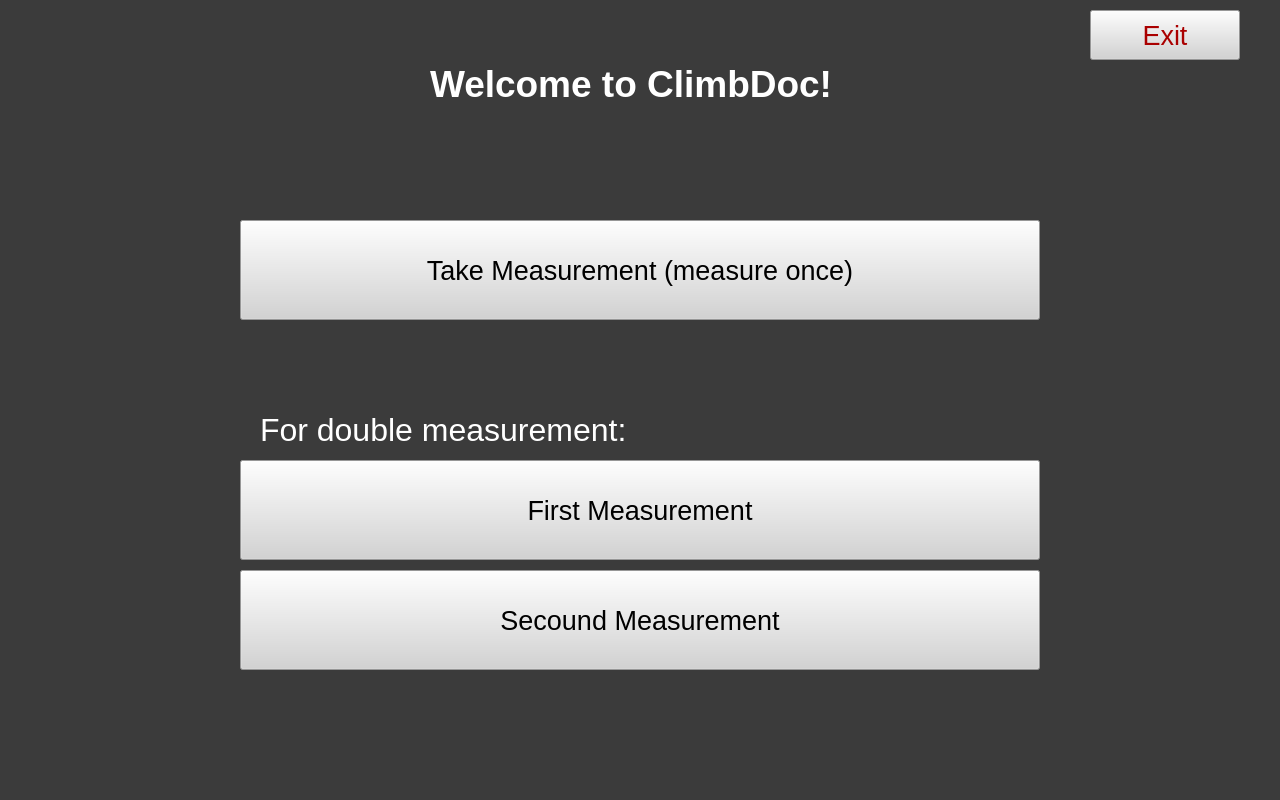
Before: the Qt Designer form climbdoc/mainwindow.ui in Jonasstre/Climbdoc, drawn with Qt 5.
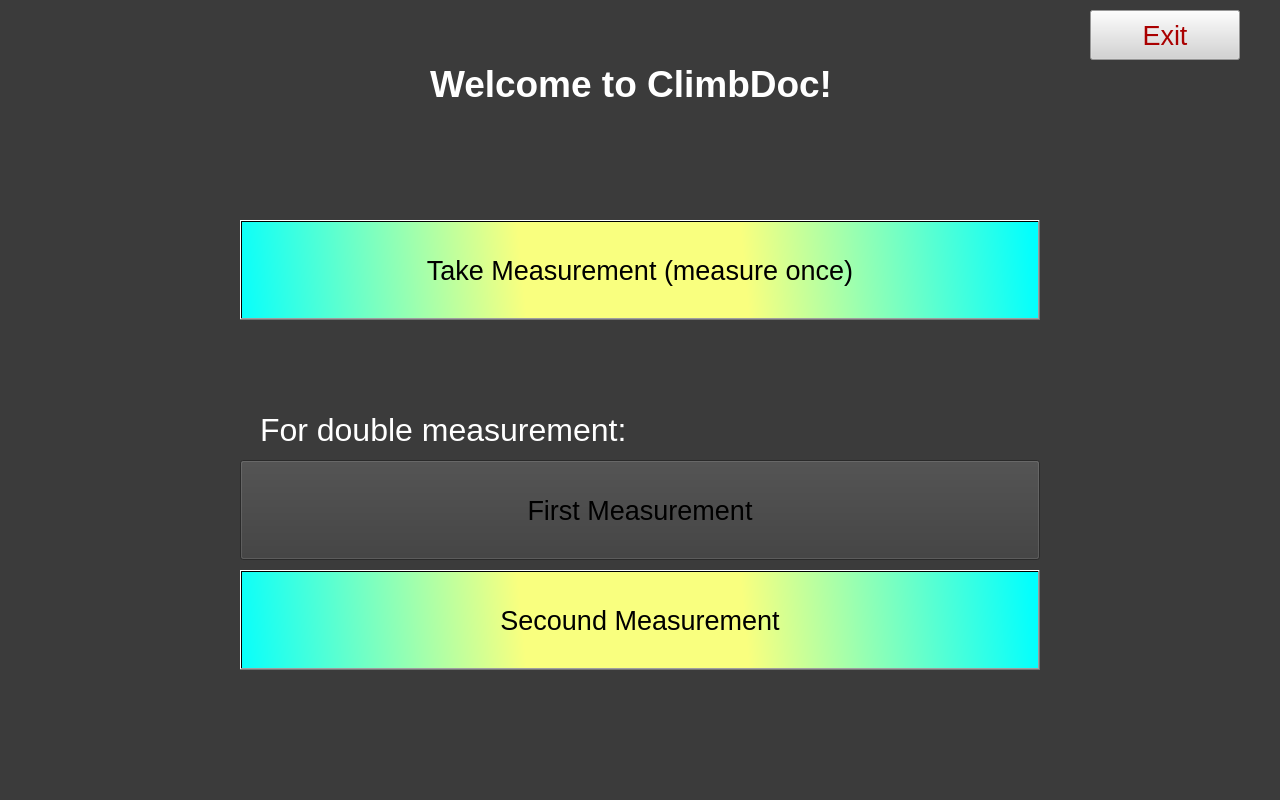
After: the same form once the commit is applied.

Diff of the .ui file:
```diff
--- a/climbdoc/mainwindow.ui
+++ b/climbdoc/mainwindow.ui
@@ -32,7 +32,7 @@
      </font>
     </property>
     <property name="styleSheet">
-     <string notr="true">background-color: rgb(211, 211, 211);
+     <string notr="true">background-color: qlineargradient(spread:reflect, x1:0.49162, y1:0.489, x2:1, y2:0.483, stop:0.273743 rgba(249, 255, 127, 255), stop:1 rgba(0, 255, 255, 255));
 color: rgb(0, 0, 0)
 </string>
     </property>
@@ -55,7 +55,7 @@
      </font>
     </property>
     <property name="styleSheet">
-     <string notr="true">background-color: rgb(211, 211, 211);
+     <string notr="true">background-color: qlineargradient(spread:reflect, x1:0.49162, y1:0.489, x2:1, y2:0.483, stop:0.273743 rgba(249, 255, 127, 255), stop:1 rgba(0, 255, 255, 255));\ncolor: rgb(0, 0, 0)\n;
 color: rgb(0, 0, 0)
 </string>
     </property>
@@ -109,12 +109,23 @@
         </brush>
        </colorrole>
        <colorrole role="Button">
-        <brush brushstyle="SolidPattern">
-         <color alpha="255">
-          <red>211</red>
-          <green>211</green>
-          <blue>211</blue>
-         </color>
+        <brush brushstyle="LinearGradientPattern">
+         <gradient startx="0.491620000000000" starty="0.489000000000000" endx="1.000000000000000" endy="0.483000000000000" type="LinearGradient" spread="ReflectSpread" coordinatemode="ObjectBoundingMode">
+          <gradientstop position="0.273743000000000">
+           <color alpha="255">
+            <red>249</red>
+            <green>255</green>
+            <blue>127</blue>
+           </color>
+          </gradientstop>
+          <gradientstop position="1.000000000000000">
+           <color alpha="255">
+            <red>0</red>
+            <green>255</green>
+            <blue>255</blue>
+           </color>
+          </gradientstop>
+         </gradient>
         </brush>
        </colorrole>
        <colorrole role="Text">
@@ -136,21 +147,43 @@
         </brush>
        </colorrole>
        <colorrole role="Base">
-        <brush brushstyle="SolidPattern">
-         <color alpha="255">
-          <red>211</red>
-          <green>211</green>
-          <blue>211</blue>
-         </color>
+        <brush brushstyle="LinearGradientPattern">
+         <gradient startx="0.491620000000000" starty="0.489000000000000" endx="1.000000000000000" endy="0.483000000000000" type="LinearGradient" spread="ReflectSpread" coordinatemode="ObjectBoundingMode">
+          <gradientstop position="0.273743000000000">
+           <color alpha="255">
+            <red>249</red>
+            <green>255</green>
+            <blue>127</blue>
+           </color>
+          </gradientstop>
+          <gradientstop position="1.000000000000000">
+           <color alpha="255">
+            <red>0</red>
+            <green>255</green>
+            <blue>255</blue>
+           </color>
+          </gradientstop>
+         </gradient>
         </brush>
        </colorrole>
        <colorrole role="Window">
-        <brush brushstyle="SolidPattern">
-         <color alpha="255">
-          <red>211</red>
-          <green>211</green>
-          <blue>211</blue>
-         </color>
+        <brush brushstyle="LinearGradientPattern">
+         <gradient startx="0.491620000000000" starty="0.489000000000000" endx="1.000000000000000" endy="0.483000000000000" type="LinearGradient" spread="ReflectSpread" coordinatemode="ObjectBoundingMode">
+          <gradientstop position="0.273743000000000">
+           <color alpha="255">
+            <red>249</red>
+            <green>255</green>
+            <blue>127</blue>
+           </color>
+          </gradientstop>
+          <gradientstop position="1.000000000000000">
+           <color alpha="255">
+            <red>0</red>
+            <green>255</green>
+            <blue>255</blue>
+           </color>
+          </gradientstop>
+         </gradient>
         </brush>
        </colorrole>
        <colorrole role="PlaceholderText">
@@ -174,12 +207,23 @@
         </brush>
        </colorrole>
        <colorrole role="Button">
-        <brush brushstyle="SolidPattern">
-         <color alpha="255">
-          <red>211</red>
-          <green>211</green>
-          <blue>211</blue>
-         </color>
+        <brush brushstyle="LinearGradientPattern">
+         <gradient startx="0.491620000000000" starty="0.489000000000000" endx="1.000000000000000" endy="0.483000000000000" type="LinearGradient" spread="ReflectSpread" coordinatemode="ObjectBoundingMode">
+          <gradientstop position="0.273743000000000">
+           <color alpha="255">
+            <red>249</red>
+            <green>255</green>
+            <blue>127</blue>
+           </color>
+          </gradientstop>
+          <gradientstop position="1.000000000000000">
+           <color alpha="255">
+            <red>0</red>
+            <green>255</green>
+            <blue>255</blue>
+           </color>
+          </gradientstop>
+         </gradient>
         </brush>
        </colorrole>
        <colorrole role="Text">
@@ -201,21 +245,43 @@
         </brush>
        </colorrole>
        <colorrole role="Base">
-        <brush brushstyle="SolidPattern">
-         <color alpha="255">
-          <red>211</red>
-          <green>211</green>
-          <blue>211</blue>
-         </color>
+        <brush brushstyle="LinearGradientPattern">
+         <gradient startx="0.491620000000000" starty="0.489000000000000" endx="1.000000000000000" endy="0.483000000000000" type="LinearGradient" spread="ReflectSpread" coordinatemode="ObjectBoundingMode">
+          <gradientstop position="0.273743000000000">
+           <color alpha="255">
+            <red>249</red>
+            <green>255</green>
+            <blue>127</blue>
+           </color>
+          </gradientstop>
+          <gradientstop position="1.000000000000000">
+           <color alpha="255">
+            <red>0</red>
+            <green>255</green>
+            <blue>255</blue>
+           </color>
+          </gradientstop>
+         </gradient>
         </brush>
        </colorrole>
        <colorrole role="Window">
-        <brush brushstyle="SolidPattern">
-         <color alpha="255">
-          <red>211</red>
-          <green>211</green>
-          <blue>211</blue>
-         </color>
+        <brush brushstyle="LinearGradientPattern">
+         <gradient startx="0.491620000000000" starty="0.489000000000000" endx="1.000000000000000" endy="0.483000000000000" type="LinearGradient" spread="ReflectSpread" coordinatemode="ObjectBoundingMode">
+          <gradientstop position="0.273743000000000">
+           <color alpha="255">
+            <red>249</red>
+            <green>255</green>
+            <blue>127</blue>
+           </color>
+          </gradientstop>
+          <gradientstop position="1.000000000000000">
+           <color alpha="255">
+            <red>0</red>
+            <green>255</green>
+            <blue>255</blue>
+           </color>
+          </gradientstop>
+         </gradient>
         </brush>
        </colorrole>
        <colorrole role="PlaceholderText">
@@ -239,12 +305,23 @@
         </brush>
        </colorrole>
        <colorrole role="Button">
-        <brush brushstyle="SolidPattern">
-         <color alpha="255">
-          <red>211</red>
-          <green>211</green>
-          <blue>211</blue>
-         </color>
+        <brush brushstyle="LinearGradientPattern">
+         <gradient startx="0.491620000000000" starty="0.489000000000000" endx="1.000000000000000" endy="0.483000000000000" type="LinearGradient" spread="ReflectSpread" coordinatemode="ObjectBoundingMode">
+          <gradientstop position="0.273743000000000">
+           <color alpha="255">
+            <red>249</red>
+            <green>255</green>
+            <blue>127</blue>
+           </color>
+          </gradientstop>
+          <gradientstop position="1.000000000000000">
+           <color alpha="255">
+            <red>0</red>
+            <green>255</green>
+            <blue>255</blue>
+           </color>
+          </gradientstop>
+         </gradient>
         </brush>
        </colorrole>
        <colorrole role="Text">
@@ -266,21 +343,43 @@
         </brush>
        </colorrole>
        <colorrole role="Base">
-        <brush brushstyle="SolidPattern">
-         <color alpha="255">
-          <red>211</red>
-          <green>211</green>
-          <blue>211</blue>
-         </color>
+        <brush brushstyle="LinearGradientPattern">
+         <gradient startx="0.491620000000000" starty="0.489000000000000" endx="1.000000000000000" endy="0.483000000000000" type="LinearGradient" spread="ReflectSpread" coordinatemode="ObjectBoundingMode">
+          <gradientstop position="0.273743000000000">
+           <color alpha="255">
+            <red>249</red>
+            <green>255</green>
+            <blue>127</blue>
+           </color>
+          </gradientstop>
+          <gradientstop position="1.000000000000000">
+           <color alpha="255">
+            <red>0</red>
+            <green>255</green>
+            <blue>255</blue>
+           </color>
+          </gradientstop>
+         </gradient>
         </brush>
        </colorrole>
        <colorrole role="Window">
-        <brush brushstyle="SolidPattern">
-         <color alpha="255">
-          <red>211</red>
-          <green>211</green>
-          <blue>211</blue>
-         </color>
+        <brush brushstyle="LinearGradientPattern">
+         <gradient startx="0.491620000000000" starty="0.489000000000000" endx="1.000000000000000" endy="0.483000000000000" type="LinearGradient" spread="ReflectSpread" coordinatemode="ObjectBoundingMode">
+          <gradientstop position="0.273743000000000">
+           <color alpha="255">
+            <red>249</red>
+            <green>255</green>
+            <blue>127</blue>
+           </color>
+          </gradientstop>
+          <gradientstop position="1.000000000000000">
+           <color alpha="255">
+            <red>0</red>
+            <green>255</green>
+            <blue>255</blue>
+           </color>
+          </gradientstop>
+         </gradient>
         </brush>
        </colorrole>
        <colorrole role="PlaceholderText">
@@ -301,7 +400,7 @@
      </font>
     </property>
     <property name="styleSheet">
-     <string notr="true">background-color: rgb(211, 211, 211);
+     <string notr="true">background-color: qlineargradient(spread:reflect, x1:0.49162, y1:0.489, x2:1, y2:0.483, stop:0.273743 rgba(249, 255, 127, 255), stop:1 rgba(0, 255, 255, 255));
 color: rgb(0, 0, 0)
 </string>
     </property>
```
